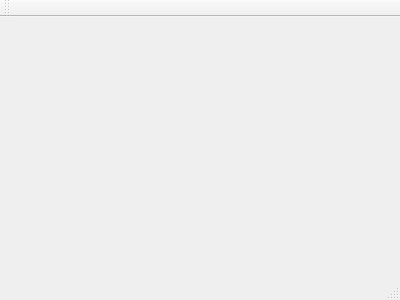
The window that AudioEncryption/AudioEncryption/mainwindow.ui (DiegoRosales/Audio-Encryption) describes before a commit, drawn with Qt 5.
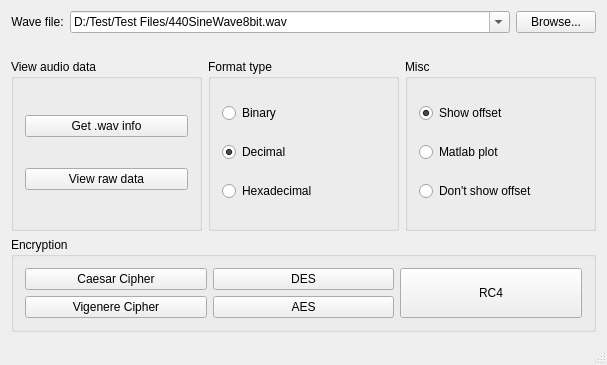
The same window after the commit.

The edit to the form file:
```diff
--- a/AudioEncryption/AudioEncryption/mainwindow.ui
+++ b/AudioEncryption/AudioEncryption/mainwindow.ui
@@ -1,24 +1,317 @@
 <ui version="4.0">
  <class>MainWindow</class>
- <widget class="QMainWindow" name="MainWindow" >
-  <property name="geometry" >
+ <widget class="QMainWindow" name="MainWindow">
+  <property name="geometry">
    <rect>
     <x>0</x>
     <y>0</y>
-    <width>400</width>
-    <height>300</height>
+    <width>607</width>
+    <height>365</height>
    </rect>
   </property>
-  <property name="windowTitle" >
-   <string>MainWindow</string>
+  <property name="sizePolicy">
+   <sizepolicy hsizetype="Preferred" vsizetype="Preferred">
+    <horstretch>0</horstretch>
+    <verstretch>0</verstretch>
+   </sizepolicy>
   </property>
-  <widget class="QMenuBar" name="menuBar" />
-  <widget class="QToolBar" name="mainToolBar" />
-  <widget class="QWidget" name="centralWidget" />
-  <widget class="QStatusBar" name="statusBar" />
+  <property name="windowTitle">
+   <string>Audio Cipher</string>
+  </property>
+  <widget class="QWidget" name="centralWidget">
+   <layout class="QVBoxLayout" name="verticalLayout_4">
+    <item>
+     <layout class="QHBoxLayout" name="horizontalLayout_2">
+      <item>
+       <widget class="QLabel" name="label">
+        <property name="text">
+         <string>Wave file:</string>
+        </property>
+        <property name="alignment">
+         <set>Qt::AlignCenter</set>
+        </property>
+       </widget>
+      </item>
+      <item>
+       <widget class="QComboBox" name="addressEdit">
+        <property name="sizePolicy">
+         <sizepolicy hsizetype="MinimumExpanding" vsizetype="Fixed">
+          <horstretch>0</horstretch>
+          <verstretch>0</verstretch>
+         </sizepolicy>
+        </property>
+        <property name="editable">
+         <bool>true</bool>
+        </property>
+        <property name="currentText">
+         <string>D:/Test/Test Files/440SineWave8bit.wav</string>
+        </property>
+        <item>
+         <property name="text">
+          <string>D:/Test/Test Files/440SineWave8bit.wav</string>
+         </property>
+        </item>
+        <item>
+         <property name="text">
+          <string>D:/Test/Test Files/test.wav</string>
+         </property>
+        </item>
+        <item>
+         <property name="text">
+          <string>D:/Test/Test Files/13 Geografía.wav</string>
+         </property>
+        </item>
+        <item>
+         <property name="text">
+          <string>D:/Test/Test Files/01 The Circle of Life.wav</string>
+         </property>
+        </item>
+       </widget>
+      </item>
+      <item>
+       <widget class="QPushButton" name="browsePushButton">
+        <property name="text">
+         <string>Browse...</string>
+        </property>
+       </widget>
+      </item>
+     </layout>
+    </item>
+    <item>
+     <spacer name="horizontalSpacer">
+      <property name="orientation">
+       <enum>Qt::Horizontal</enum>
+      </property>
+      <property name="sizeHint" stdset="0">
+       <size>
+        <width>40</width>
+        <height>20</height>
+       </size>
+      </property>
+     </spacer>
+    </item>
+    <item>
+     <layout class="QHBoxLayout" name="horizontalLayout">
+      <item>
+       <widget class="QGroupBox" name="groupBox">
+        <property name="title">
+         <string>View audio data</string>
+        </property>
+        <layout class="QVBoxLayout" name="verticalLayout_3">
+         <item>
+          <widget class="QPushButton" name="getInfoPushButton">
+           <property name="text">
+            <string>Get .wav info</string>
+           </property>
+          </widget>
+         </item>
+         <item>
+          <widget class="QPushButton" name="viewPushButton">
+           <property name="text">
+            <string>View raw data</string>
+           </property>
+          </widget>
+         </item>
+        </layout>
+       </widget>
+      </item>
+      <item>
+       <widget class="QGroupBox" name="groupBox_3">
+        <property name="sizePolicy">
+         <sizepolicy hsizetype="Minimum" vsizetype="MinimumExpanding">
+          <horstretch>0</horstretch>
+          <verstretch>0</verstretch>
+         </sizepolicy>
+        </property>
+        <property name="title">
+         <string>Format type</string>
+        </property>
+        <layout class="QHBoxLayout" name="horizontalLayout_4">
+         <item>
+          <layout class="QVBoxLayout" name="verticalLayout">
+           <item>
+            <widget class="QRadioButton" name="binaryRadioButton">
+             <property name="text">
+              <string>Binary</string>
+             </property>
+             <property name="checked">
+              <bool>false</bool>
+             </property>
+             <property name="autoExclusive">
+              <bool>true</bool>
+             </property>
+            </widget>
+           </item>
+           <item>
+            <widget class="QRadioButton" name="decimalRadioButton">
+             <property name="text">
+              <string>Decimal</string>
+             </property>
+             <property name="checked">
+              <bool>true</bool>
+             </property>
+            </widget>
+           </item>
+           <item alignment="Qt::AlignLeft">
+            <widget class="QRadioButton" name="hexadecimalRadioButton">
+             <property name="text">
+              <string>Hexadecimal</string>
+             </property>
+            </widget>
+           </item>
+          </layout>
+         </item>
+        </layout>
+       </widget>
+      </item>
+      <item>
+       <widget class="QGroupBox" name="groupBox_4">
+        <property name="sizePolicy">
+         <sizepolicy hsizetype="Minimum" vsizetype="MinimumExpanding">
+          <horstretch>0</horstretch>
+          <verstretch>0</verstretch>
+         </sizepolicy>
+        </property>
+        <property name="title">
+         <string>Misc</string>
+        </property>
+        <layout class="QHBoxLayout" name="horizontalLayout_5">
+         <item>
+          <layout class="QVBoxLayout" name="verticalLayout_2">
+           <item>
+            <widget class="QRadioButton" name="shOffsetRadioButton">
+             <property name="text">
+              <string>Show offset</string>
+             </property>
+             <property name="checked">
+              <bool>true</bool>
+             </property>
+            </widget>
+           </item>
+           <item>
+            <widget class="QRadioButton" name="mlPlotRadioButton">
+             <property name="text">
+              <string>Matlab plot</string>
+             </property>
+            </widget>
+           </item>
+           <item>
+            <widget class="QRadioButton" name="dshOffsetRadioButton">
+             <property name="text">
+              <string>Don't show offset</string>
+             </property>
+            </widget>
+           </item>
+          </layout>
+         </item>
+        </layout>
+       </widget>
+      </item>
+     </layout>
+    </item>
+    <item>
+     <widget class="QGroupBox" name="groupBox_2">
+      <property name="sizePolicy">
+       <sizepolicy hsizetype="MinimumExpanding" vsizetype="Preferred">
+        <horstretch>0</horstretch>
+        <verstretch>0</verstretch>
+       </sizepolicy>
+      </property>
+      <property name="title">
+       <string>Encryption</string>
+      </property>
+      <layout class="QHBoxLayout" name="horizontalLayout_3">
+       <item>
+        <layout class="QVBoxLayout" name="verticalLayout_5">
+         <item>
+          <widget class="QPushButton" name="cesarButton">
+           <property name="sizePolicy">
+            <sizepolicy hsizetype="Minimum" vsizetype="Fixed">
+             <horstretch>0</horstretch>
+             <verstretch>0</verstretch>
+            </sizepolicy>
+           </property>
+           <property name="text">
+            <string>Caesar Cipher</string>
+           </property>
+          </widget>
+         </item>
+         <item>
+          <widget class="QPushButton" name="vigenereButton">
+           <property name="sizePolicy">
+            <sizepolicy hsizetype="Minimum" vsizetype="Fixed">
+             <horstretch>0</horstretch>
+             <verstretch>0</verstretch>
+            </sizepolicy>
+           </property>
+           <property name="text">
+            <string>Vigenere Cipher</string>
+           </property>
+          </widget>
+         </item>
+        </layout>
+       </item>
+       <item>
+        <layout class="QVBoxLayout" name="verticalLayout_6">
+         <item>
+          <widget class="QPushButton" name="desButton">
+           <property name="sizePolicy">
+            <sizepolicy hsizetype="Minimum" vsizetype="Fixed">
+             <horstretch>0</horstretch>
+             <verstretch>0</verstretch>
+            </sizepolicy>
+           </property>
+           <property name="text">
+            <string>DES</string>
+           </property>
+          </widget>
+         </item>
+         <item>
+          <widget class="QPushButton" name="aesButton">
+           <property name="sizePolicy">
+            <sizepolicy hsizetype="Minimum" vsizetype="Fixed">
+             <horstretch>0</horstretch>
+             <verstretch>0</verstretch>
+            </sizepolicy>
+           </property>
+           <property name="text">
+            <string>AES</string>
+           </property>
+          </widget>
+         </item>
+        </layout>
+       </item>
+       <item>
+        <widget class="QPushButton" name="rc4Button">
+         <property name="sizePolicy">
+          <sizepolicy hsizetype="Minimum" vsizetype="Preferred">
+           <horstretch>0</horstretch>
+           <verstretch>0</verstretch>
+          </sizepolicy>
+         </property>
+         <property name="text">
+          <string>RC4</string>
+         </property>
+        </widget>
+       </item>
+      </layout>
+     </widget>
+    </item>
+   </layout>
+  </widget>
+  <widget class="QMenuBar" name="menuBar">
+   <property name="geometry">
+    <rect>
+     <x>0</x>
+     <y>0</y>
+     <width>607</width>
+     <height>26</height>
+    </rect>
+   </property>
+  </widget>
+  <widget class="QStatusBar" name="statusBar"/>
  </widget>
- <layoutDefault spacing="6" margin="11" />
- <pixmapfunction></pixmapfunction>
+ <layoutdefault spacing="6" margin="11"/>
  <resources/>
  <connections/>
 </ui>
```
Left out of the diff: 52 changed lines with no effect on the pictures.
